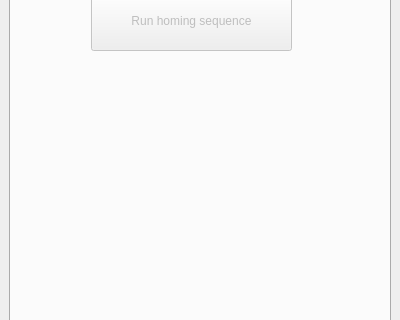
Above: mainwindow.ui from stefan-frauenfelder/monochrom-workshop-camera-stand before the change; both pictures show x 0 to 400 and y 155 to 475 of the 400 by 600 pixel window. Below: the same form after it.
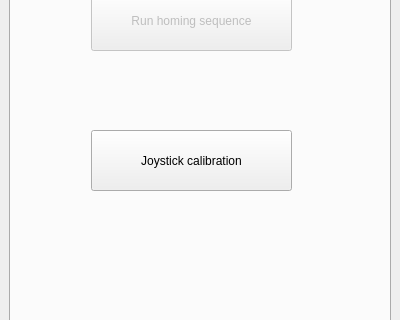
That is the form after the change.

Commit message: Modify ADC driver and add joystick calibration

```diff
--- a/mainwindow.ui
+++ b/mainwindow.ui
@@ -56,6 +56,19 @@
          <string>Run homing sequence</string>
         </property>
        </widget>
+       <widget class="QPushButton" name="joystick_calibration_button">
+        <property name="geometry">
+         <rect>
+          <x>80</x>
+          <y>250</y>
+          <width>201</width>
+          <height>61</height>
+         </rect>
+        </property>
+        <property name="text">
+         <string>Joystick calibration</string>
+        </property>
+       </widget>
       </widget>
       <widget class="QWidget" name="jog_tab">
        <attribute name="title">
```
The commit also changes 9 other files.
